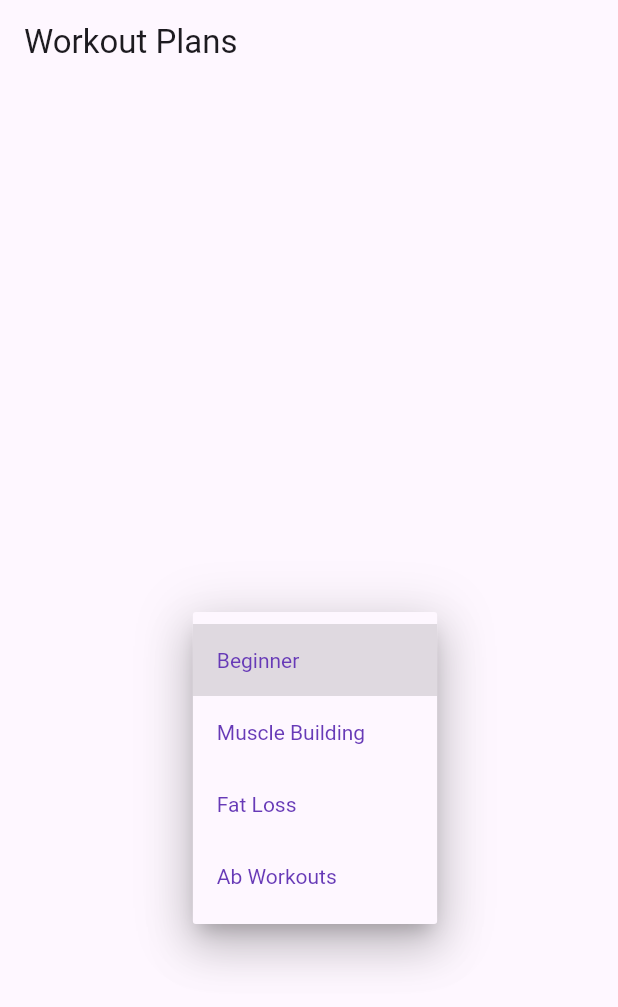
After one commit to simonptuon/Fitness-tracker-app, a Flutter app: the screen it shows after launch, after a tap on the "arrow downward" icon, on a phone screen of 412 x 824 dp. The commit adds this screen. Shown: the top 1007 px of the screen. Run offline on Flutter 3.47's test engine with Material 3 defaults, Android fonts, the phone set to English and light mode, and no system bars.

Commit message:
Workout Plans
I have added a Workout Plans page and trying to fix the drop down

```diff
--- /dev/null
+++ b/lib/WorkoutPlans.dart
@@ -0,0 +1,46 @@
+import 'package:flutter/material.dart';
+
+class WorkoutPlans extends StatefulWidget {
+  @override
+  _WorkoutPlansState createState() => _WorkoutPlansState();
+}
+
+class _WorkoutPlansState extends State<WorkoutPlans> {
+  String dropdownValue = 'Exercises';
+  List<String> items = [
+    'Beginner', 'Muscle Building', 'Fat Loss', 'Ab Workouts'
+  ];
+
+  @override
+  Widget build(BuildContext context) {
+    return Scaffold(
+      appBar: AppBar(
+        title: Text('Workout Plans'),
+      ),
+      body: Center(
+        child: DropdownButton<String>(
+          value: dropdownValue,
+          icon: Icon(Icons.arrow_downward),
+          iconSize: 24,
+          elevation: 16,
+          style: TextStyle(color: Colors.deepPurple),
+          underline: Container(
+            height: 2,
+            color: Colors.deepPurpleAccent,
+          ),
+          onChanged: (String? newValue) {
+            setState(() {
+              dropdownValue = newValue!;
+            });
+          },
+          items: items.map<DropdownMenuItem<String>>((String value) {
+            return DropdownMenuItem<String>(
+              value: value,
+              child: Text(value),
+            );
+          }).toList(),
+        ),
+      ),
+    );
+  }
+}
--- a/lib/main.dart
+++ b/lib/main.dart
@@ -3,6 +3,7 @@ import 'package:fitness_app_capstone/pie_chart.dart';
 import 'package:flutter/material.dart';
 import '';
 import 'SignUpPage.dart';
+import 'WorkoutPlans.dart';
 
 void main() => runApp(MyApp());
 
@@ -12,10 +13,11 @@ class MyApp extends StatelessWidget {
   Widget build(BuildContext context) {
     return new MaterialApp(
       debugShowCheckedModeBanner: false,
-      home: CaloriesBurned(),
+      home: WorkoutPlans(),
     );
   }
 }
+
 
 class MyHomePage extends StatefulWidget {
   const MyHomePage({super.key, required this.title});
```
